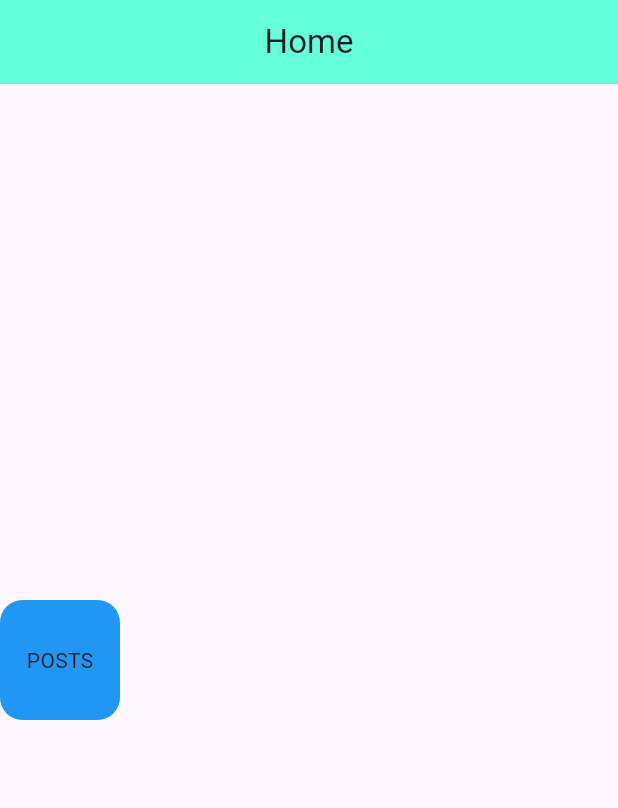
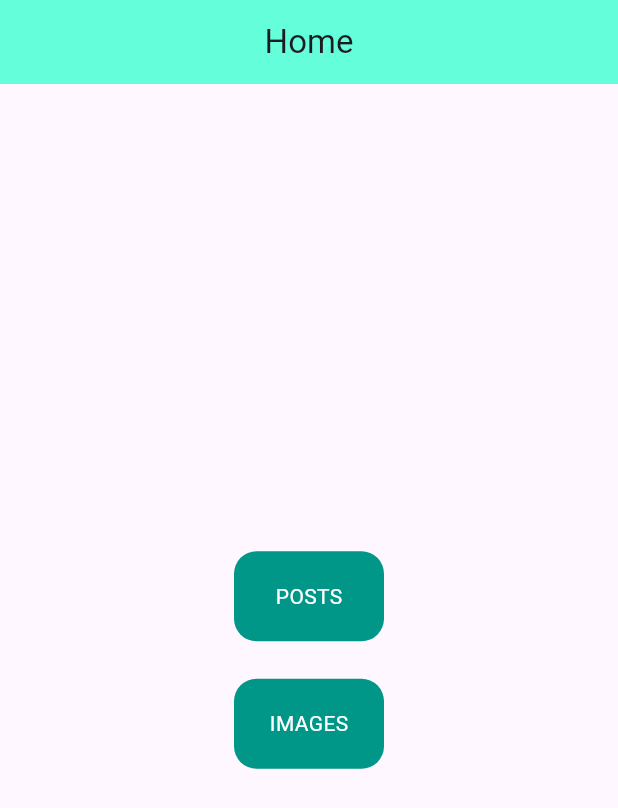
Before and after one commit to HunzlaShafiq/RestApis, a Flutter app: the screen it shows after launch, on a phone screen of 412 x 824 dp. Shown: the top 808 px of the screen. Run offline on Flutter 3.47's test engine with Material 3 defaults, Android fonts, the phone set to English and light mode, and no system bars.

Commit message:
Modify home page

```diff
--- a/lib/ApiIntegration.dart
+++ b/lib/ApiIntegration.dart
@@ -40,7 +40,7 @@ class _ApiIntegrationState extends State<ApiIntegration> {
     return Scaffold(
       appBar: AppBar(
         centerTitle: true,
-        title:const Text("APi Integration"),
+        title:const Text("Rest Api POSTS"),
         backgroundColor: Colors.tealAccent,
       ),
       body: Column(
--- a/lib/ApiPhotos.dart
+++ b/lib/ApiPhotos.dart
@@ -33,7 +33,7 @@ class _ApiPhotosState extends State<ApiPhotos> {
   Widget build(BuildContext context) {
     return Scaffold(
       appBar: AppBar(
-        title: Text('Api Photos'),
+        title:const Text('Rest Api Photo'),
         backgroundColor: Colors.tealAccent,
         centerTitle: true,
       ),
--- a/lib/Home.dart
+++ b/lib/Home.dart
@@ -22,20 +22,51 @@ class _HomeState extends State<Home> {
         mainAxisAlignment: MainAxisAlignment.center,
         crossAxisAlignment: CrossAxisAlignment.center,
         children: [
-          InkWell(
+          Center(
+            child: InkWell(
               onTap: (){
                 Navigator.pushNamed(context, RoutesName.posts);
               },
               child: Container(
-              height: 80,
-              width: 80,
+                height: 60,
+                width: 100,
                 decoration: BoxDecoration(
-                  color: Colors.blue,
+                    color: Colors.teal,
                   borderRadius: BorderRadius.circular(15)
                 ),
 
-              child: const Center(child: Text('POSTS')),
+                child: const Center(child: Text(
+                  'POSTS',
+                  style: TextStyle(
+                    color: Colors.white
+                  ),
+                )),
 
+              ),
+            ),
+          ),
+          const SizedBox(height: 25,),
+          Center(
+            child: InkWell(
+              onTap: (){
+                Navigator.pushNamed(context, RoutesName.images);
+              },
+              child: Container(
+                height: 60,
+                width: 100,
+                decoration: BoxDecoration(
+                    color: Colors.teal,
+                    borderRadius: BorderRadius.circular(15)
+                ),
+
+                child: const Center(child: Text(
+                  'IMAGES',
+                  style: TextStyle(
+                      color: Colors.white
+                  ),
+                )),
+
+              ),
             ),
           ),
 
```
Lines whose indentation alone changed are shown as unchanged.
